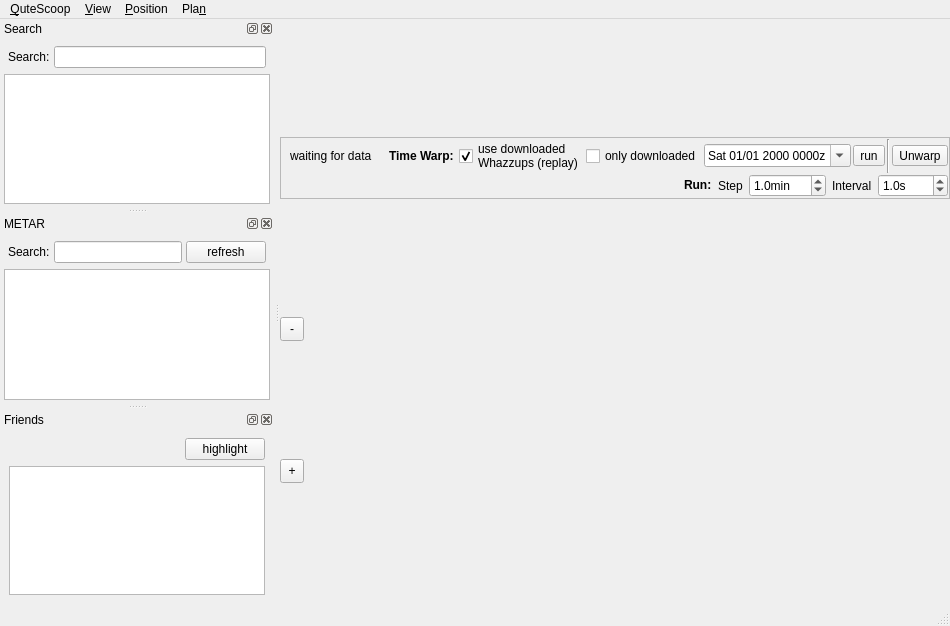
qutescoop/qutescoop, file src/Window.ui: the form before one commit.
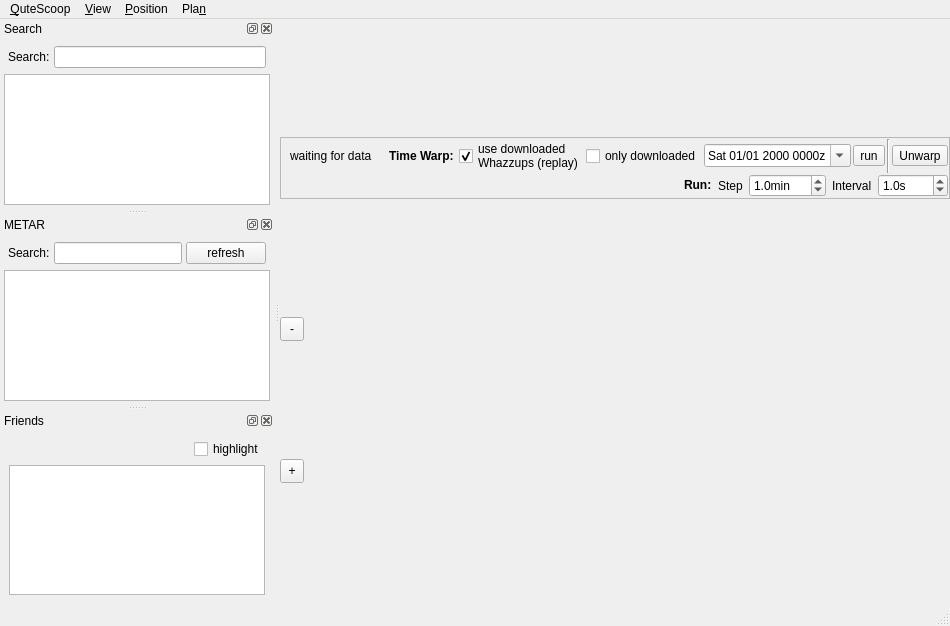
The form after the commit. Icons and pictures are not drawn.

Commit message:
[TASK] use checkbox for "highlight friends"
Relates #82

```diff
--- a/src/Window.ui
+++ b/src/Window.ui
@@ -671,19 +671,13 @@
         </spacer>
        </item>
        <item>
-        <widget class="QPushButton" name="pb_highlightFriends">
+        <widget class="QCheckBox" name="pb_highlightFriends">
          <property name="toolTip">
           <string>draws a circle around friends on the map</string>
          </property>
          <property name="text">
           <string>highlight</string>
          </property>
-         <property name="checkable">
-          <bool>true</bool>
-         </property>
-         <property name="checked">
-          <bool>false</bool>
-         </property>
         </widget>
        </item>
       </layout>
```
